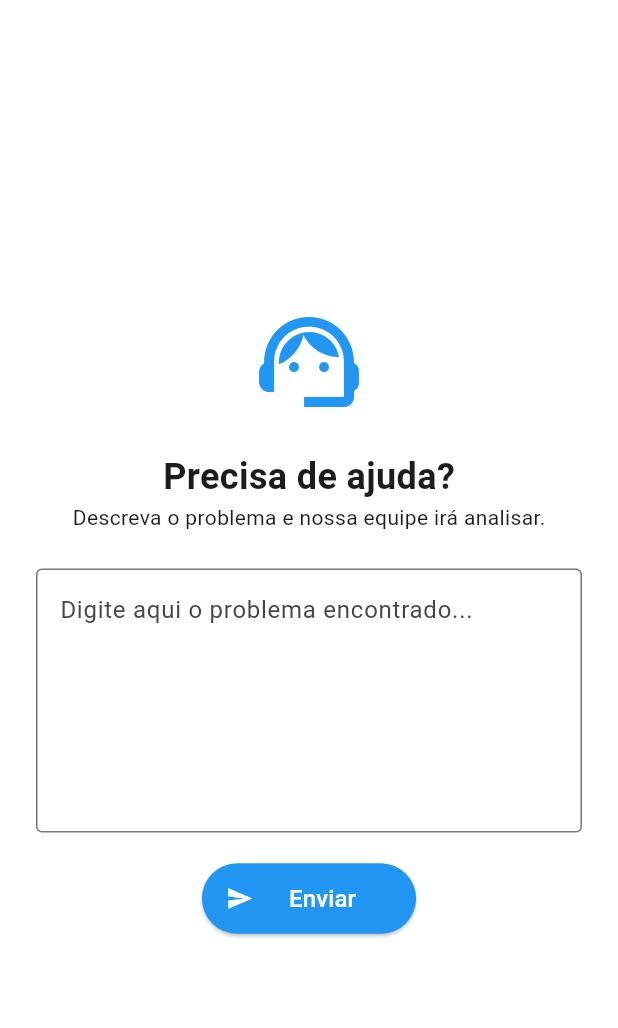
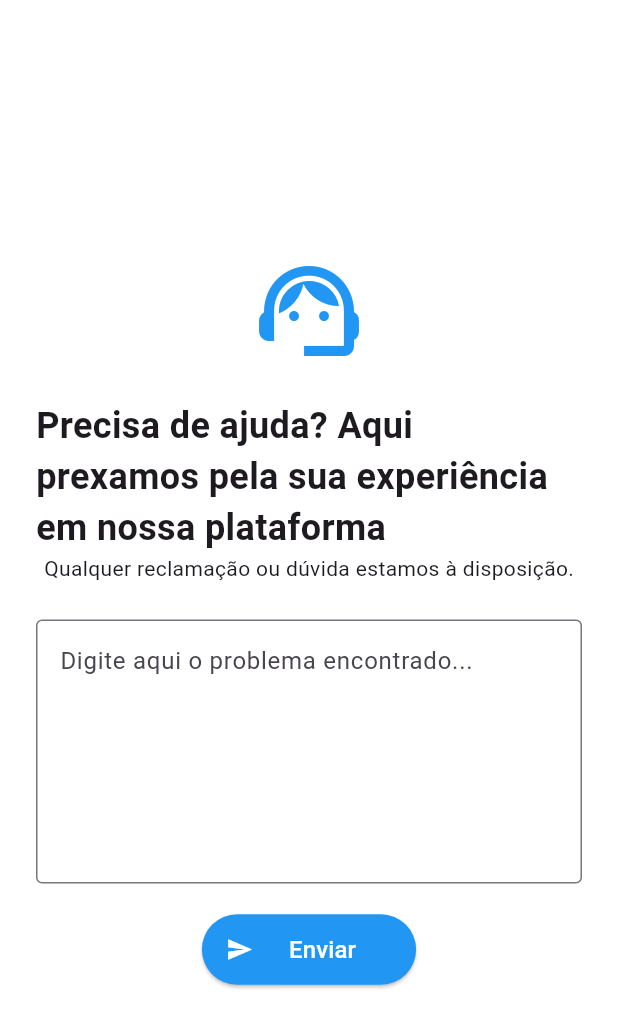
Before and after one commit to ProAnonimos/Plataforma-Profissional-Anonima-Flutter, a Flutter app: the SupportPage screen opened directly, on a phone screen of 412 x 824 dp. Shown: the top 1028 px of the screen. Run offline on Flutter 3.47's test engine with Material 3 defaults, Android fonts, the phone set to English and light mode, and no system bars.

Commit message:
refactor - textos pagina suporte

```diff
--- a/lib/pages/feed_page.dart
+++ b/lib/pages/feed_page.dart
@@ -2,7 +2,7 @@ import 'package:flutter/material.dart';
 import 'conteudos.dart';
 import 'chat_page.dart';
 import 'matchmaking_page.dart';
-import 'support_page.dart';
+import 'suporte_page.dart';
 import 'perfil_page.dart';
 import 'forum_page.dart';
 
--- a/lib/pages/support_page.dart
+++ b/lib/pages/suporte_page.dart
@@ -20,10 +20,10 @@ class _SupportPageState extends State<SupportPage> {
               Icon(Icons.support_agent, size: 80, color: Colors.blue),
               SizedBox(height: 20),
               Text(
-                "Precisa de ajuda?",
+                "Precisa de ajuda? Aqui prexamos pela sua experiência em nossa plataforma",
                 style: TextStyle(fontSize: 24, fontWeight: FontWeight.bold),
               ),
-              Text("Descreva o problema e nossa equipe irá analisar."),
+              Text("Qualquer reclamação ou dúvida estamos à disposição."),
               SizedBox(height: 24),
               TextField(
                 controller: _mensagemController,
```
